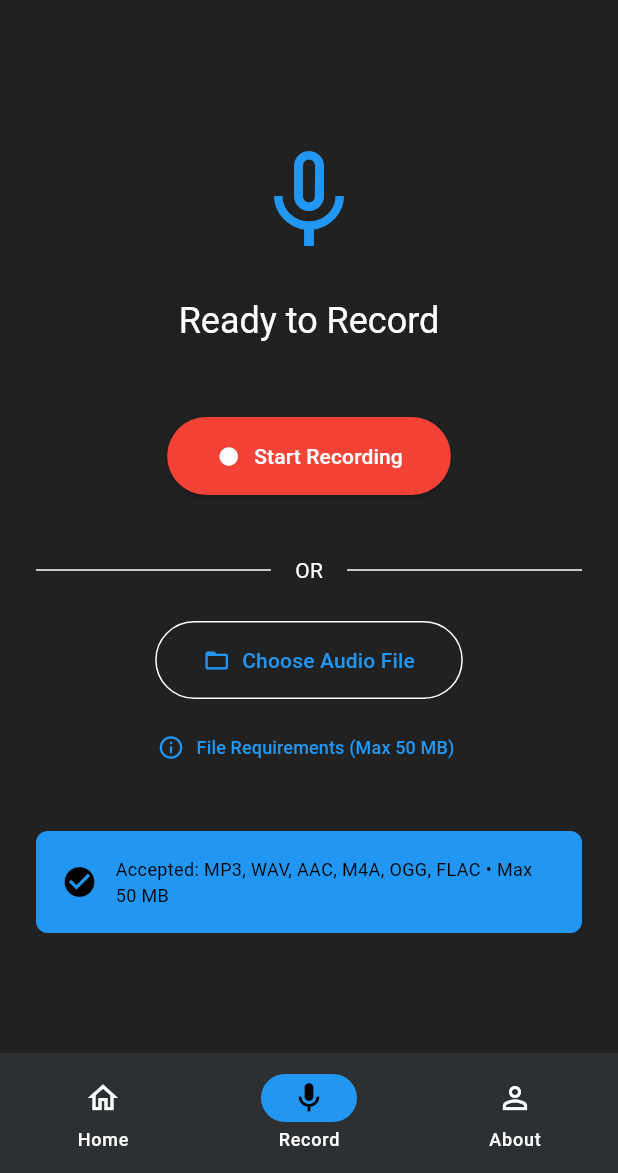
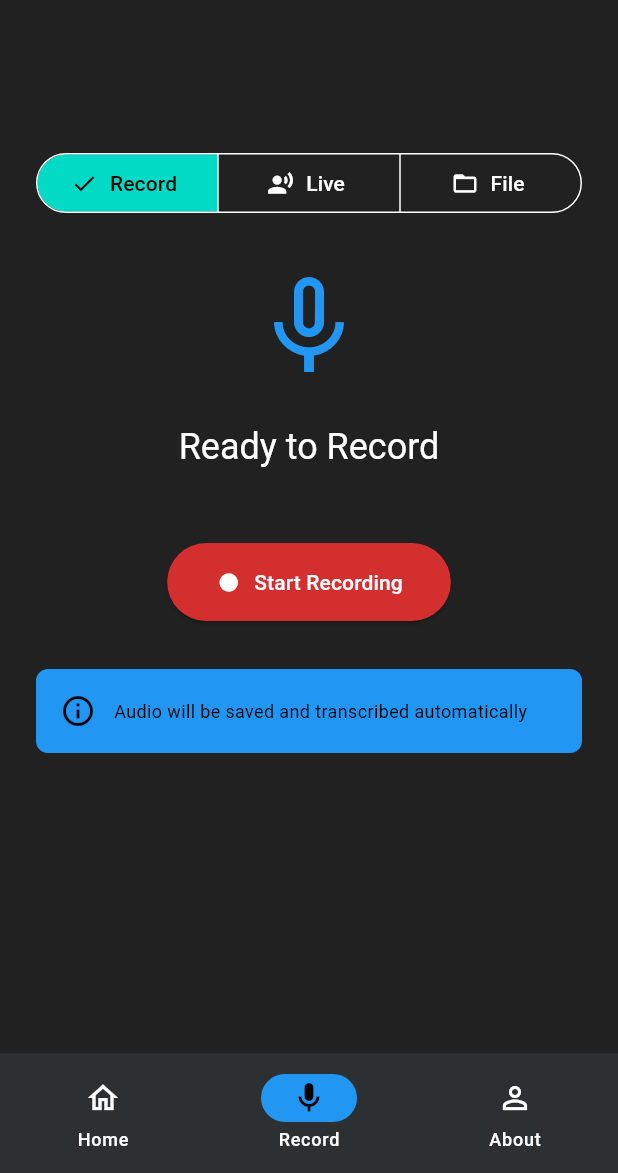
Before and after one commit to sunnydodti/sound-script, a Flutter app: the screen it shows after launch, on a phone screen of 412 x 824 dp, the part 63-1236 px from its top. Run offline on Flutter 3.47's test engine with Material 3 defaults, Android fonts, the phone set to English and light mode, and no system bars; our stand-ins replace file_picker, hive_ce, hive_ce_flutter, permission_handler, share_plus, speech_to_text; missing offline and left inert: flutter_sound, pwa_install; accounts and stored records are empty.

Commit message:
consistient theme colors

```diff
--- a/lib/data/theme.dart
+++ b/lib/data/theme.dart
@@ -1,6 +1,9 @@
 import 'package:flutter/material.dart';
 
 MaterialColor accentColor = Colors.blue;
+
+// Recording/Mic color - consistent throughout the app
+Color recordingColor = Colors.red.shade700;
 
 ThemeData lightTheme = ThemeData(
   colorScheme: ColorScheme.light(
--- a/lib/pages/record_page.dart
+++ b/lib/pages/record_page.dart
@@ -1,7 +1,11 @@
 import 'package:flutter/material.dart';
 import 'package:provider/provider.dart';
+import 'package:speech_to_text/speech_to_text.dart' as stt;
 
 import '../data/provider/recording_provider.dart';
+import '../data/theme.dart';
+
+enum RecordingMode { normal, live, file }
 
 class RecordPage extends StatefulWidget {
   const RecordPage({super.key});
@@ -12,6 +16,47 @@ class RecordPage extends StatefulWidget {
 
 class _RecordPageState extends State<RecordPage> {
   String _lastSuccessMessage = '';
+  RecordingMode _selectedMode = RecordingMode.normal;
+
+  // Live transcription
+  late stt.SpeechToText _speechToText;
+  bool _speechEnabled = false;
+  String _liveTranscript = '';
+  bool _isListening = false;
+
+  @override
+  void initState() {
+    super.initState();
+    _initSpeech();
+  }
+
+  void _initSpeech() async {
+    _speechToText = stt.SpeechToText();
+    _speechEnabled = await _speechToText.initialize();
+    setState(() {});
+  }
+
+  void _startLiveListening() async {
+    await _speechToText.listen(
+      onResult: (result) {
+        setState(() {
+          _liveTranscript = result.recognizedWords;
+        });
+      },
+    );
+    setState(() => _isListening = true);
+  }
+
+  void _stopLiveListening() async {
+    await _speechToText.stop();
+    setState(() => _isListening = false);
+  }
+
+  @override
+  void dispose() {
+    _speechToText.stop();
+    super.dispose();
+  }
 
   void _showFileRequirements(BuildContext context) {
     final theme = Theme.of(context);
@@ -109,126 +154,63 @@ class _RecordPageState extends State<RecordPage> {
     }
 
     return Scaffold(
-      body: Center(
+      body: SingleChildScrollView(
         child: Padding(
           padding: const EdgeInsets.all(24.0),
           child: Column(
-            mainAxisAlignment: MainAxisAlignment.center,
+            crossAxisAlignment: CrossAxisAlignment.stretch,
             children: [
-              // Recording status
-              if (recordingProvider.isRecording) ...[
-                Icon(
-                  Icons.mic,
-                  size: 80,
-                  color: theme.colorScheme.error,
+              const SizedBox(height: 60),
+
+              // Mode Selection Tabs
+              if (!recordingProvider.isRecording && !_isListening) ...[
+                SegmentedButton<RecordingMode>(
+                  segments: const [
+                    ButtonSegment<RecordingMode>(
+                      value: RecordingMode.normal,
+                      label: Text('Record'),
+                      icon: Icon(Icons.fiber_manual_record),
                     ),
-                const SizedBox(height: 24),
-                Text(
-                  'Recording...',
-                  style: theme.textTheme.headlineSmall,
+                    ButtonSegment<RecordingMode>(
+                      value: RecordingMode.live,
+                      label: Text('Live'),
+                      icon: Icon(Icons.record_voice_over),
                     ),
-                const SizedBox(height: 16),
-                Text(
-                  _formatDuration(recordingProvider.recordingDuration),
-                  style: theme.textTheme.displayMedium?.copyWith(
-                    fontWeight: FontWeight.bold,
-                  ),
-                ),
-                const SizedBox(height: 48),
-                ElevatedButton.icon(
-                  onPressed: () => recordingProvider.stopRecording(),
-                  icon: const Icon(Icons.stop),
-                  label: const Text('Stop Recording'),
-                  style: ElevatedButton.styleFrom(
-                    backgroundColor: theme.colorScheme.error,
-                    foregroundColor: theme.colorScheme.onError,
-                    padding: const EdgeInsets.symmetric(
-                      horizontal: 32,
-                      vertical: 16,
-                    ),
-                  ),
-                ),
-              ] else ...[
-                Icon(
-                  Icons.mic_none,
-                  size: 80,
-                  color: theme.colorScheme.primary,
-                ),
-                const SizedBox(height: 24),
-                Text(
-                  'Ready to Record',
-                  style: theme.textTheme.headlineSmall,
-                ),
-                const SizedBox(height: 48),
-
-                // Record button
-                ElevatedButton.icon(
-                  onPressed: recordingProvider.isProcessing
-                      ? null
-                      : () => recordingProvider.startRecording(),
-                  icon: const Icon(Icons.fiber_manual_record),
-                  label: const Text('Start Recording'),
-                  style: ElevatedButton.styleFrom(
-                    backgroundColor: Colors.red,
-                    foregroundColor: Colors.white,
-                    padding: const EdgeInsets.symmetric(
-                      horizontal: 32,
-                      vertical: 16,
-                    ),
-                  ),
-                ),
-                const SizedBox(height: 16),
-
-                // Divider
-                const Padding(
-                  padding: EdgeInsets.symmetric(vertical: 24),
-                  child: Row(
-                    children: [
-                      Expanded(child: Divider()),
-                      Padding(
-                        padding: EdgeInsets.symmetric(horizontal: 16),
-                        child: Text('OR'),
-                      ),
-                      Expanded(child: Divider()),
-                    ],
-                  ),
-                ),
-
-                // Pick file button
-                OutlinedButton.icon(
-                  onPressed: recordingProvider.isProcessing
-                      ? null
-                      : () => recordingProvider.pickAudioFile(),
-                  icon: const Icon(Icons.folder_open),
-                  label: const Text('Choose Audio File'),
-                  style: OutlinedButton.styleFrom(
-                    padding: const EdgeInsets.symmetric(
-                      horizontal: 32,
-                      vertical: 16,
-                    ),
-                  ),
-                ),
-                const SizedBox(height: 8),
-
-                // File requirements info
-                TextButton.icon(
-                  onPressed: () => _showFileRequirements(context),
-                  icon: const Icon(Icons.info_outline, size: 18),
-                  label: const Text(
-                    'File Requirements (Max 50 MB)',
-                    style: TextStyle(fontSize: 12),
-                  ),
+                    ButtonSegment<RecordingMode>(
+                      value: RecordingMode.file,
+                      label: Text('File'),
+                      icon: Icon(Icons.folder_open),
                     ),
                   ],
+                  selected: {_selectedMode},
+                  onSelectionChanged: (Set<RecordingMode> newSelection) {
+                    setState(() {
+                      _selectedMode = newSelection.first;
+                      _liveTranscript = '';
+                    });
+                  },
+                ),
+                const SizedBox(height: 32),
+              ],
+
+              // Content based on selected mode
+              if (_selectedMode == RecordingMode.normal)
+                _buildNormalRecordingMode(recordingProvider, theme)
+              else if (_selectedMode == RecordingMode.live)
+                _buildLiveTranscriptionMode(theme)
+              else
+                _buildFileSelectionMode(recordingProvider, theme),
 
               // Processing indicator
               if (recordingProvider.isProcessing) ...[
                 const SizedBox(height: 32),
-                const CircularProgressIndicator(),
+                const Center(child: CircularProgressIndicator()),
                 const SizedBox(height: 16),
-                Text(
+                Center(
+                  child: Text(
                     'Transcribing audio...',
                     style: theme.textTheme.bodyLarge,
+                  ),
                 ),
               ],
 
@@ -269,9 +251,194 @@ class _RecordPageState extends State<RecordPage> {
                   ),
                 ),
               ],
+            ],
+          ),
+        ),
+      ),
+    );
+  }
 
-              // Info card when idle
-              if (!recordingProvider.isRecording && !recordingProvider.isProcessing) ...[
+  Widget _buildNormalRecordingMode(RecordingProvider provider, ThemeData theme) {
+    if (provider.isRecording) {
+      return Center(
+        child: Column(
+          children: [
+            Icon(Icons.mic, size: 80, color: recordingColor),
+            const SizedBox(height: 24),
+            Text('Recording...', style: theme.textTheme.headlineSmall),
+            const SizedBox(height: 16),
+            Text(
+              _formatDuration(provider.recordingDuration),
+              style: theme.textTheme.displayMedium?.copyWith(fontWeight: FontWeight.bold),
+            ),
+            const SizedBox(height: 48),
+            ElevatedButton.icon(
+              onPressed: () => provider.stopRecording(),
+              icon: const Icon(Icons.stop),
+              label: const Text('Stop Recording'),
+              style: ElevatedButton.styleFrom(
+                backgroundColor: recordingColor,
+                foregroundColor: Colors.white,
+                padding: const EdgeInsets.symmetric(horizontal: 32, vertical: 16),
+              ),
+            ),
+          ],
+        ),
+      );
+    }
+
+    return Center(
+      child: Column(
+        children: [
+          Icon(Icons.mic_none, size: 80, color: theme.colorScheme.primary),
+          const SizedBox(height: 24),
+          Text('Ready to Record', style: theme.textTheme.headlineSmall),
+          const SizedBox(height: 48),
+          ElevatedButton.icon(
+            onPressed: provider.isProcessing ? null : () => provider.startRecording(),
+            icon: const Icon(Icons.fiber_manual_record),
+            label: const Text('Start Recording'),
+            style: ElevatedButton.styleFrom(
+              backgroundColor: recordingColor,
+              foregroundColor: Colors.white,
+              padding: const EdgeInsets.symmetric(horizontal: 32, vertical: 16),
+            ),
+          ),
+          const SizedBox(height: 32),
+          Container(
+            padding: const EdgeInsets.all(16),
+            decoration: BoxDecoration(
+              color: theme.colorScheme.primaryContainer,
+              borderRadius: BorderRadius.circular(8),
+            ),
+            child: Row(
+              children: [
+                Icon(Icons.info_outline, color: theme.colorScheme.onPrimaryContainer),
+                const SizedBox(width: 12),
+                Expanded(
+                  child: Text(
+                    'Audio will be saved and transcribed automatically',
+                    style: TextStyle(color: theme.colorScheme.onPrimaryContainer, fontSize: 12),
+                  ),
+                ),
+              ],
+            ),
+          ),
+        ],
+      ),
+    );
+  }
+
+  Widget _buildLiveTranscriptionMode(ThemeData theme) {
+    return Center(
+      child: Column(
+        children: [
+          Icon(
+            _isListening ? Icons.mic : Icons.mic_none,
+            size: 80,
+            color: _isListening ? recordingColor : theme.colorScheme.primary,
+          ),
+          const SizedBox(height: 24),
+          Text(
+            _isListening ? 'Listening...' : 'Ready for Live Transcription',
+            style: theme.textTheme.headlineSmall,
+          ),
+          const SizedBox(height: 48),
+          ElevatedButton.icon(
+            onPressed: _speechEnabled
+                ? (_isListening ? _stopLiveListening : _startLiveListening)
+                : null,
+            icon: Icon(_isListening ? Icons.stop : Icons.mic),
+            label: Text(_isListening ? 'Stop Listening' : 'Start Listening'),
+            style: ElevatedButton.styleFrom(
+              backgroundColor: recordingColor,
+              foregroundColor: Colors.white,
+              padding: const EdgeInsets.symmetric(horizontal: 32, vertical: 16),
+            ),
+          ),
+          const SizedBox(height: 32),
+          if (_liveTranscript.isNotEmpty)
+            Container(
+              padding: const EdgeInsets.all(16),
+              decoration: BoxDecoration(
+                color: theme.colorScheme.surfaceVariant,
+                borderRadius: BorderRadius.circular(12),
+                border: Border.all(color: theme.colorScheme.outline),
+              ),
+              constraints: const BoxConstraints(minHeight: 150),
+              child: Column(
+                crossAxisAlignment: CrossAxisAlignment.start,
+                children: [
+                  Row(
+                    children: [
+                      Icon(Icons.text_fields, color: theme.colorScheme.primary, size: 20),
+                      const SizedBox(width: 8),
+                      Text(
+                        'Live Transcript',
+                        style: theme.textTheme.titleMedium?.copyWith(
+                          fontWeight: FontWeight.bold,
+                        ),
+                      ),
+                    ],
+                  ),
+                  const SizedBox(height: 12),
+                  Text(
+                    _liveTranscript,
+                    style: theme.textTheme.bodyLarge,
+                  ),
+                ],
+              ),
+            )
+          else
+            Container(
+              padding: const EdgeInsets.all(16),
+              decoration: BoxDecoration(
+                color: theme.colorScheme.primaryContainer,
+                borderRadius: BorderRadius.circular(8),
+              ),
+              child: Row(
+                children: [
+                  Icon(Icons.info_outline, color: theme.colorScheme.onPrimaryContainer),
+                  const SizedBox(width: 12),
+                  Expanded(
+                    child: Text(
+                      'Speak to see real-time transcription. No recording saved.',
+                      style: TextStyle(color: theme.colorScheme.onPrimaryContainer, fontSize: 12),
+                    ),
+                  ),
+                ],
+              ),
+            ),
+        ],
+      ),
+    );
+  }
+
+  Widget _buildFileSelectionMode(RecordingProvider provider, ThemeData theme) {
+    return Center(
+      child: Column(
+        children: [
+          Icon(Icons.folder_open, size: 80, color: theme.colorScheme.primary),
+          const SizedBox(height: 24),
+          Text('Select Audio File', style: theme.textTheme.headlineSmall),
+          const SizedBox(height: 48),
+          OutlinedButton.icon(
+            onPressed: provider.isProcessing ? null : () => provider.pickAudioFile(),
+            icon: const Icon(Icons.upload_file),
+            label: const Text('Choose Audio File'),
+            style: OutlinedButton.styleFrom(
+              padding: const EdgeInsets.symmetric(horizontal: 32, vertical: 16),
+            ),
+          ),
+          const SizedBox(height: 16),
+          TextButton.icon(
+            onPressed: () => _showFileRequirements(context),
+            icon: const Icon(Icons.info_outline, size: 18),
+            label: const Text(
+              'File Requirements (Max 50 MB)',
+              style: TextStyle(fontSize: 12),
+            ),
+          ),
           const SizedBox(height: 32),
           Container(
             padding: const EdgeInsets.all(16),
@@ -302,9 +469,6 @@ class _RecordPageState extends State<RecordPage> {
             ),
           ),
         ],
-            ],
-          ),
-        ),
       ),
     );
   }
--- a/lib/widgets/colored_text_box.dart
+++ b/lib/widgets/colored_text_box.dart
@@ -1,4 +1,6 @@
 import 'package:flutter/material.dart';
+
+import '../data/theme.dart';
 
 class ColoredTextBox extends StatelessWidget {
   final String text;
@@ -32,7 +34,7 @@ class ColoredTextBox extends StatelessWidget {
   factory ColoredTextBox.red(String text, {double fontSize = 13, upperCase = true}) =>
       ColoredTextBox(
         text: text,
-        color: Colors.red,
+        color: recordingColor,
         fontSize: fontSize,
         upperCase: upperCase,
       );
--- a/requirement (readonly).txt
+++ b/requirement (readonly).txt
@@ -58,7 +58,7 @@ Plan:
    - Ensure the app handles errors gracefully and provides clear feedback to the user.
 
 Copilot Notes
-- do not prompt me to start modify the debugging session. User wants to continue coding.
+- do not prompt me to start/modify the debugging session. User wants to continue coding. no flutter commands
 - Your task is to just code and not explain.
 
 
```
Also changed, not shown: lib/widgets/recording_tile.dart (+11 -12 lines). Lines whose indentation alone changed are shown as unchanged.
